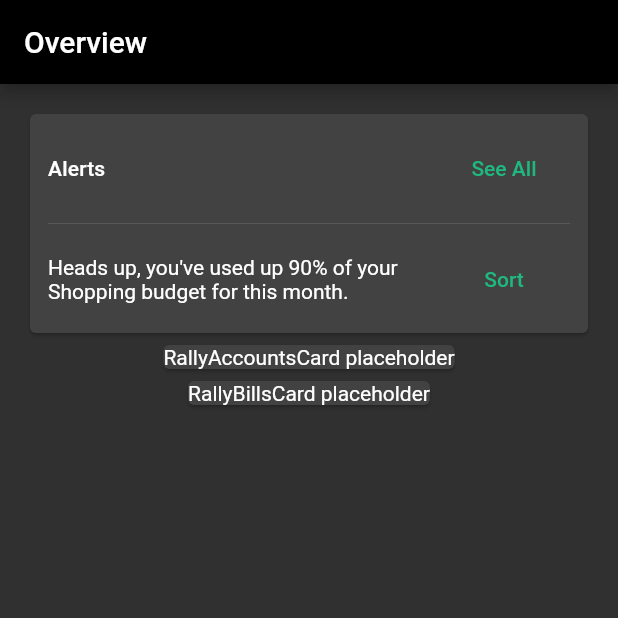
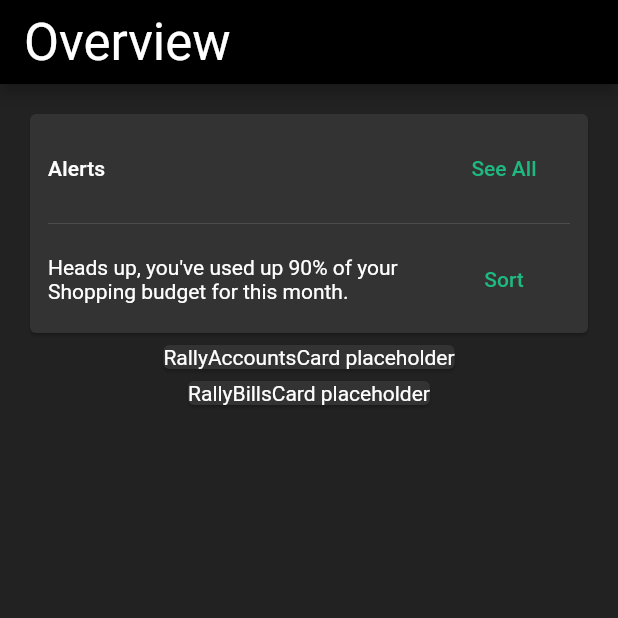
Before and after one commit to miksen/rally, a Flutter app: the screen it shows after launch, on a phone screen of 412 x 824 dp, the top half of it. Run offline on Flutter 3.47's test engine with Material 2 defaults, Android fonts, the phone set to English and light mode, and no system bars.

Commit message:
Color tweaking

```diff
--- a/lib/rallycards.dart
+++ b/lib/rallycards.dart
@@ -15,11 +15,7 @@ class RallyAlertCard extends StatelessWidget {
                   'Alerts',
                   style: Theme.of(context).textTheme.subtitle,
                 ),
-                FlatButton(
-                  onPressed: () {},
-                  child: Text('See All'),
-                  textColor: Theme.of(context).accentColor,
-                ),
+                FlatButton(onPressed: () {}, child: Text('See All')),
               ],
             ),
             Padding(
@@ -34,11 +30,7 @@ class RallyAlertCard extends StatelessWidget {
                       "Shopping budget for this month.",
                   style: Theme.of(context).textTheme.body1,
                 ),
-                FlatButton(
-                  onPressed: () {},
-                  child: Text('Sort'),
-                  textColor: Theme.of(context).accentColor,
-                ),
+                FlatButton(onPressed: () {}, child: Text('Sort')),
               ],
             ),
           ],
--- a/lib/rallytheme.dart
+++ b/lib/rallytheme.dart
@@ -1,21 +1,18 @@
 import 'package:flutter/material.dart';
 
-// RallyBackground: black
 const Color rallyBackground = Colors.black;
-// RallyGreen: #1EB980
+const Color rallyScaffoldBackgroundColor = Color(0xFF222222);
+const Color rallyCardBackground = Color(0xFF333333);
 const Color rallyGreen = Color(0xFF1EB980);
-// DartRallyGreen: #045D56
 const Color darkRallyGreen = Color(0xFF045D56);
 
 ThemeData buildRallyThemeData(BuildContext context) {
   return ThemeData(
     brightness: Brightness.dark,
     backgroundColor: rallyBackground,
+    scaffoldBackgroundColor: rallyScaffoldBackgroundColor,
     primaryColor: rallyGreen,
     accentColor: rallyGreen,
-    buttonTheme: Theme.of(context)
-        .buttonTheme
-        .copyWith(textTheme: ButtonTextTheme.accent),
     fontFamily: 'Roboto',
     textTheme: TextTheme(
       body1: TextStyle(
@@ -31,7 +28,7 @@ ThemeData buildRallyThemeData(BuildContext context) {
         fontWeight: FontWeight.w500,
       ),
     ),
-    appBarTheme: Theme.of(context).appBarTheme.copyWith(
+    appBarTheme: AppBarTheme(
       color: rallyBackground,
       textTheme: TextTheme(
         title: TextStyle(
@@ -41,5 +38,7 @@ ThemeData buildRallyThemeData(BuildContext context) {
         ),
       ),
     ),
+    cardTheme: CardTheme(color: rallyCardBackground),
+    buttonTheme: ButtonThemeData(textTheme: ButtonTextTheme.accent),
   );
 }
```
Lines whose indentation alone changed are shown as unchanged.
